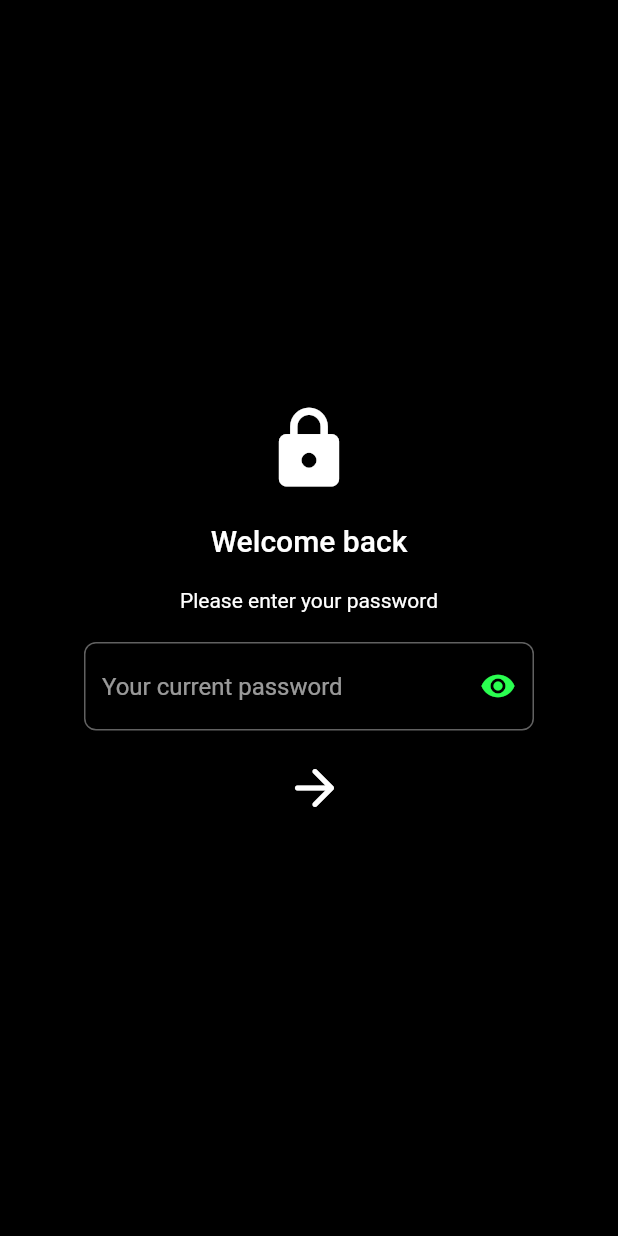
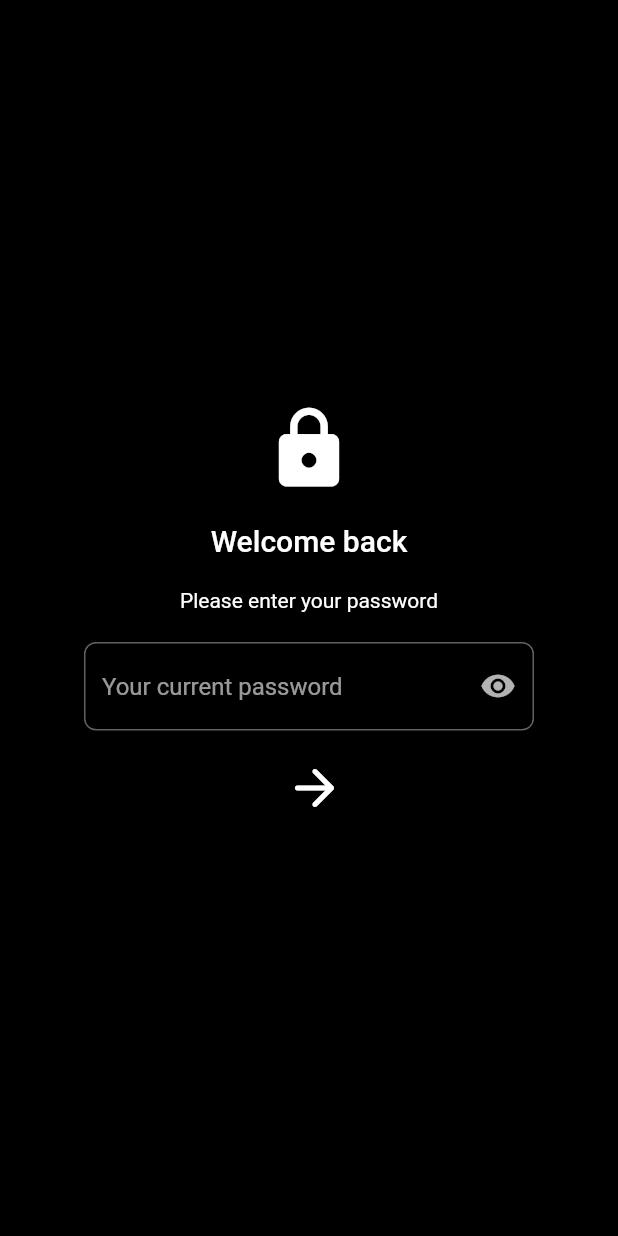
Before and after one commit to iamznetwork/zeus, a Flutter app: the LoginScreen screen opened directly, on a phone screen of 412 x 824 dp. Run offline on Flutter 3.47's test engine with Material 2 defaults, Android fonts, the phone set to English and light mode, and no system bars; our stand-ins replace convert, flutter_secure_storage, get, hex, hive, hive_flutter and 2 more; missing offline and left inert: crypto_font_icons, cryptography, dart:ffi, flutter_secure_storage_web, package_info_plus_web, znn_sdk_dart; accounts and stored records are empty.

Commit message:
Constants cleanup

```diff
--- a/lib/assets/constants.dart
+++ b/lib/assets/constants.dart
@@ -8,8 +8,22 @@ const Map<String, Color> colors = {
   'zenonGreen': Color(0xff2aff50)
 };
 
-// class MyThemeColors {
-//   static const Color darkGrey = Color(0xff151515);
-//   static const Color lessDarkGrey = Color(0xff1b1b1b);
-//   static const Color zenonGreen = Color(0xff2aff50);
-// }
+ThemeData themeData = ThemeData.dark().copyWith(
+    scaffoldBackgroundColor: Colors.black,
+    primaryColor: Colors.black,
+    appBarTheme: AppBarTheme(backgroundColor: colors['darkGrey']),
+    bottomNavigationBarTheme: BottomNavigationBarThemeData(
+      backgroundColor: colors['darkGrey'],
+    ),
+    floatingActionButtonTheme: FloatingActionButtonThemeData(
+      backgroundColor: colors['zenonGreen'],
+    ),
+    inputDecorationTheme: InputDecorationTheme(
+        iconColor: colors['zenonGreen'],
+        focusedBorder: OutlineInputBorder(
+          borderSide: BorderSide(
+            color: colors['zenonGreen']!,
+            width: 2,
+          ),
+          borderRadius: BorderRadius.circular(8),
+        )));
--- a/lib/screens/login/view/login_screen.dart
+++ b/lib/screens/login/view/login_screen.dart
@@ -61,7 +61,7 @@ class _LoginScreenState extends State<LoginScreen> {
                             icon: Icon(controller.pwdIsObscured.value
                                 ? Icons.visibility
                                 : Icons.visibility_off),
-                            color: constants.colors['zenonGreen'],
+                            // color: constants.colors['zenonGreen'],
                             onPressed: controller.onTogglePwdObscurity,
                           ),
                           border: OutlineInputBorder(
--- a/lib/services/crypto_service.dart
+++ b/lib/services/crypto_service.dart
@@ -8,7 +8,7 @@ class CryptoService {
     final utf8password = utf8.encode(password);
     final algorithm = Sha256();
     final hash = await algorithm.hash(utf8password);
-    print('Hash: ${hash.bytes}');
+    // print('Hash: ${hash.bytes}');
 
     return utf8.decode(hash.bytes);
   }
```
Also changed, not shown: lib/main.dart (+1 -11 lines), lib/screens/secret/view/secret_home_screen.dart (+18 -13 lines), lib/screens/secret/widget/expandable_fab.dart (added, +97 -0 lines), 11 other files.
